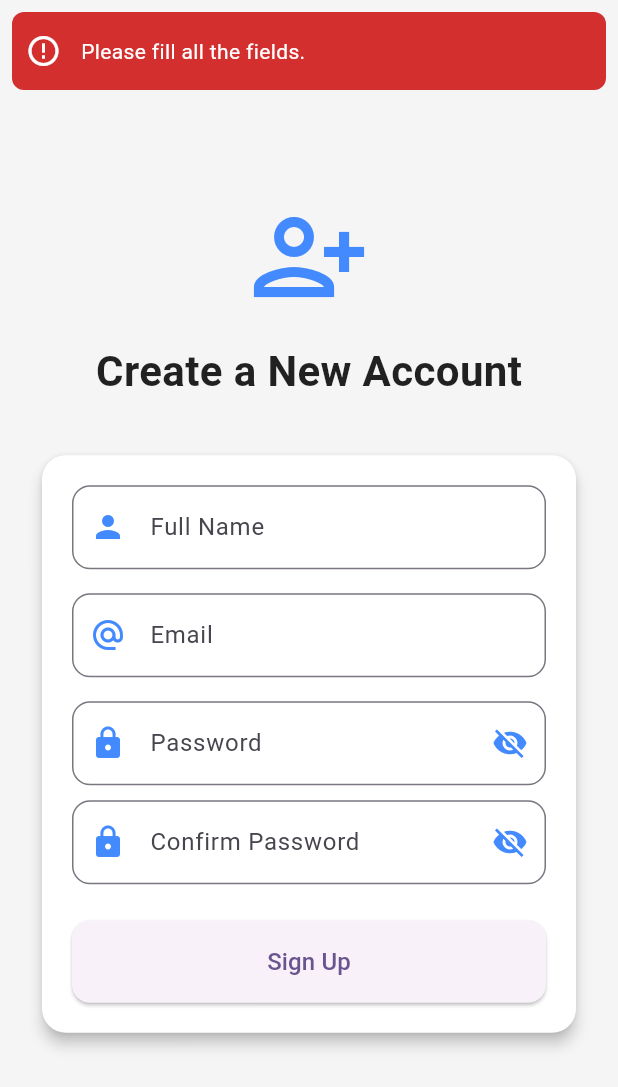
After one commit to MaheshVenuFlutter/flutter-mvvm-example-app, a Flutter app: the SignUpScreen screen opened by its route, after a tap on "Sign Up", on a phone screen of 412 x 824 dp. The commit adds this screen. Shown: the top 1087 px of the screen. Run offline on Flutter 3.47's test engine with Material 3 defaults, Android fonts, the phone set to English and light mode, and no system bars; drawn by our look-alikes of another_flushbar; our stand-ins replace fluttertoast.

Commit message:
sign up viewModel completed

```diff
--- a/lib/main.dart
+++ b/lib/main.dart
@@ -2,6 +2,7 @@ import 'package:flutter/material.dart';
 import 'package:mvvm_example/utils/routes/routes.dart';
 import 'package:mvvm_example/utils/routes/routes_names.dart';
 import 'package:mvvm_example/view_model/aouth_view_model.dart';
+import 'package:mvvm_example/view_model/sign_up_view_model.dart';
 import 'package:provider/provider.dart';
 
 void main() {
@@ -18,17 +19,17 @@ class MyApp extends StatelessWidget {
       providers: [
         ChangeNotifierProvider(
           create: (context) => AouthViewModel(),
-
-        )
+        ),
+        ChangeNotifierProvider(create: (context) => SignUpViewModel()),
       ],
-      child:  MaterialApp(
+      child: MaterialApp(
         title: 'Flutter Demo',
         theme: ThemeData(
           colorScheme: ColorScheme.fromSeed(seedColor: Colors.deepPurple),
           useMaterial3: true,
         ),
         // Sets the first screen of the app
-            initialRoute: RouteNames.homeScreen,
+        initialRoute: RouteNames.loginScreen,
 
         // Handles route navigation based on route name
         onGenerateRoute: Routes.generateRoute,
--- a/lib/utils/routes/routes.dart
+++ b/lib/utils/routes/routes.dart
@@ -2,7 +2,8 @@ import 'package:flutter/material.dart';
 import 'package:mvvm_example/utils/routes/routes_names.dart';
 
 import 'package:mvvm_example/view/home_screen.dart'; // Import the Home screen widget
-import 'package:mvvm_example/view/login_screen.dart'; // Import the Login screen widget
+import 'package:mvvm_example/view/login_screen.dart';
+import 'package:mvvm_example/view/sign_up_acreen.dart'; // Import the Login screen widget
 
 // This class defines all the routes used in the app
 class Routes {
@@ -10,7 +11,9 @@ class Routes {
   static Route<dynamic> generateRoute(RouteSettings settings) {
     // Use a switch statement to match the route name
     switch (settings.name) {
-
+      //  Route for Sign Up
+      case RouteNames.signUpScreen:
+      return MaterialPageRoute(builder: (BuildContext context)=> SignUpScreen());
       // Route for Home Screen
       case RouteNames.homeScreen:
         return MaterialPageRoute(
@@ -22,6 +25,8 @@ class Routes {
         return MaterialPageRoute(
           builder: (BuildContext context) => LoginScreen(), // Navigate to LoginScreen widget
         );
+
+
 
       // Default route (if no match is found)
       default:
--- a/lib/utils/routes/routes_names.dart
+++ b/lib/utils/routes/routes_names.dart
@@ -1,4 +1,5 @@
 class RouteNames {
   static const String loginScreen = "login_screen";
   static const String homeScreen = "home_screen";
+  static const String signUpScreen = "sign_up_screen";
 }
--- /dev/null
+++ b/lib/view/sign_up_acreen.dart
@@ -0,0 +1,226 @@
+import 'package:flutter/material.dart';
+import 'package:mvvm_example/res/app_colors.dart';
+import 'package:mvvm_example/res/components/round_butten.dart';
+import 'package:mvvm_example/utils/routes/routes_names.dart';
+import 'package:mvvm_example/utils/utils.dart';
+import 'package:mvvm_example/view_model/aouth_view_model.dart';
+import 'package:mvvm_example/view_model/sign_up_view_model.dart';
+import 'package:provider/provider.dart';
+
+class SignUpScreen extends StatefulWidget {
+  const SignUpScreen({super.key});
+
+  @override
+  State<SignUpScreen> createState() => _SignUpScreenState();
+}
+
+class _SignUpScreenState extends State<SignUpScreen> {
+  @override
+  void dispose() {
+    // Dispose of the ViewModel
+    context.read<SignUpViewModel>().dispose();
+
+    // Call the super.dispose() to ensure proper cleanup of the widget state
+    super.dispose();
+  }
+
+  @override
+  Widget build(BuildContext context) {
+    return Scaffold(
+      backgroundColor: AppColors.background,
+      body: SafeArea(
+        child: Center(
+          child: SingleChildScrollView(
+            padding: const EdgeInsets.all(24),
+            child: Column(
+              mainAxisAlignment: MainAxisAlignment.center,
+              children: [
+                Icon(Icons.person_add_alt_1_outlined,
+                    size: 80, color: AppColors.icon),
+                const SizedBox(height: 16),
+                Text(
+                  "Create a New Account",
+                  style: TextStyle(
+                    fontSize: 28,
+                    fontWeight: FontWeight.bold,
+                    color: AppColors.textPrimary,
+                  ),
+                ),
+                const SizedBox(height: 32),
+                Card(
+                  color: AppColors.cardBackground,
+                  elevation: 4,
+                  shape: RoundedRectangleBorder(
+                    borderRadius: BorderRadius.circular(16),
+                  ),
+                  child: Padding(
+                    padding: const EdgeInsets.all(20.0),
+                    child: Consumer<SignUpViewModel>(
+                      builder: (context, provider, child) {
+                        return Column(
+                          children: [
+                            // Full Name
+                            TextFormField(
+                              controller: provider.nameController,
+                              focusNode: provider.nameFocusNode,
+                              decoration: InputDecoration(
+                                labelText: "Full Name",
+                                prefixIcon:
+                                    Icon(Icons.person, color: AppColors.icon),
+                                border: OutlineInputBorder(
+                                  borderRadius: BorderRadius.circular(12),
+                                  borderSide:
+                                      BorderSide(color: AppColors.border),
+                                ),
+                              ),
+                              onFieldSubmitted: (value) {
+                                Utils.fieldFocuseChange(
+                                  context,
+                                  provider.nameFocusNode,
+                                  provider.emailFocusNode,
+                                );
+                              },
+                            ),
+                            const SizedBox(height: 16),
+                            // Email
+                            TextFormField(
+                              controller: provider.emailController,
+                              focusNode: provider.emailFocusNode,
+                              keyboardType: TextInputType.emailAddress,
+                              decoration: InputDecoration(
+                                labelText: "Email",
+                                prefixIcon: Icon(Icons.alternate_email,
+                                    color: AppColors.icon),
+                                border: OutlineInputBorder(
+                                  borderRadius: BorderRadius.circular(12),
+                                  borderSide:
+                                      BorderSide(color: AppColors.border),
+                                ),
+                              ),
+                              onFieldSubmitted: (value) {
+                                Utils.fieldFocuseChange(
+                                  context,
+                                  provider.emailFocusNode,
+                                  provider.passwordFocusNode,
+                                );
+                              },
+                            ),
+                            const SizedBox(height: 16),
+                            // Confirm Password
+                            Consumer<SignUpViewModel>(
+                              builder: (context, value, child) {
+                                return Column(
+                                  children: [
+                                    TextFormField(
+                                      controller: provider.passwordController,
+                                      focusNode: provider.passwordFocusNode,
+                                      obscureText: value.obscurePasswords,
+                                      decoration: InputDecoration(
+                                        labelText: "Password",
+                                        prefixIcon: Icon(Icons.lock,
+                                            color: AppColors.icon),
+                                        suffixIcon: IconButton(
+                                          icon: Icon(
+                                            value.obscurePasswords
+                                                ? Icons.visibility_off
+                                                : Icons.visibility,
+                                            color: AppColors.icon,
+                                          ),
+                                          onPressed: () {
+                                            value.togglePasswordVisibility();
+                                          },
+                                        ),
+                                        border: OutlineInputBorder(
+                                          borderRadius:
+                                              BorderRadius.circular(12),
+                                          borderSide: BorderSide(
+                                              color: AppColors.border),
+                                        ),
+                                      ),
+                                      onFieldSubmitted: (value) {
+                                        Utils.fieldFocuseChange(
+                                          context,
+                                          provider.passwordFocusNode,
+                                          provider.confirmPasswordFocusNode,
+                                        );
+                                      },
+                                    ),
+                                    SizedBox(
+                                      height: 10,
+                                    ),
+                                    TextFormField(
+                                      controller:
+                                          provider.confirmPasswordController,
+                                      focusNode:
+                                          provider.confirmPasswordFocusNode,
+                                      obscureText: value.obscurePasswords,
+                                      decoration: InputDecoration(
+                                        labelText: "Confirm Password",
+                                        prefixIcon: Icon(Icons.lock,
+                                            color: AppColors.icon),
+                                        suffixIcon: IconButton(
+                                          icon: Icon(
+                                            value.obscurePasswords
+                                                ? Icons.visibility_off
+                                                : Icons.visibility,
+                                            color: AppColors.icon,
+                                          ),
+                                          onPressed: () {
+                                            value.togglePasswordVisibility();
+                                          },
+                                        ),
+                                        border: OutlineInputBorder(
+                                          borderRadius:
+                                              BorderRadius.circular(12),
+                                          borderSide: BorderSide(
+                                              color: AppColors.border),
+                                        ),
+                                      ),
+                                      onFieldSubmitted: (value) {
+                                        FocusScope.of(context).unfocus();
+                                      },
+                                    ),
+                                  ],
+                                );
+                              },
+                            ),
+                            const SizedBox(height: 24),
+                            PrimaryButton(
+                              title: "Sign Up",
+                              loading: provider.signUpLoader,
+                              onPressed: () {
+                                context.read<SignUpViewModel>().signUp(
+                                      content: context,
+                                      onError: (error) {
+                                        Utils.flushBarErrorMessage(
+                                            error.toString(), context);
+                                      },
+                                      onSuccess: () {
+                                        if (!context.mounted) return;
+                                        Utils.showSnackBar(
+                                            "User Created Successfully",
+                                            context);
+                                        Navigator.pushReplacementNamed(
+                                            context, RouteNames.homeScreen);
+                                      },
+                                      onfailed: () {
+                                        Utils.flushBarErrorMessage(
+                                            "Signup failed", context);
+                                      },
+                                    );
+                              },
+                            ),
+                          ],
+                        );
+                      },
+                    ),
+                  ),
+                ),
+              ],
+            ),
+          ),
+        ),
+      ),
+    );
+  }
+}
--- /dev/null
+++ b/lib/view_model/sign_up_view_model.dart
@@ -0,0 +1,154 @@
+import 'dart:convert';
+
+import 'package:flutter/material.dart';
+import 'package:http/http.dart';
+import 'package:mvvm_example/repository/aouth_repository.dart';
+import 'package:mvvm_example/utils/routes/routes_names.dart';
+import 'package:mvvm_example/utils/utils.dart';
+
+class SignUpViewModel with ChangeNotifier {
+  final _myRepo = AouthRepository();
+  final TextEditingController _nameController = TextEditingController();
+  final TextEditingController _emailController = TextEditingController();
+  final TextEditingController _passwordController = TextEditingController();
+  final TextEditingController _confirmPasswordController =
+      TextEditingController();
+
+  TextEditingController get nameController => _nameController;
+  TextEditingController get emailController => _emailController;
+  TextEditingController get passwordController => _passwordController;
+  TextEditingController get confirmPasswordController =>
+      _confirmPasswordController;
+
+  final FocusNode nameFocusNode = FocusNode();
+  final FocusNode emailFocusNode = FocusNode();
+  final FocusNode passwordFocusNode = FocusNode();
+  final FocusNode confirmPasswordFocusNode = FocusNode();
+
+  // Obscure password
+  bool _obscurePasswords = true;
+  bool get obscurePasswords => _obscurePasswords;
+
+  void togglePasswordVisibility() {
+    _obscurePasswords = !_obscurePasswords;
+    notifyListeners();
+  }
+
+  // Sign up loader
+  bool _signUpLoader = false;
+  bool get signUpLoader => _signUpLoader;
+  // setter for Sign up loader
+
+  void setLoginLoader(bool value) {
+    _signUpLoader = value;
+    notifyListeners();
+  }
+
+  // sign up verification
+  bool validateSignUpForm(BuildContext context) {
+    final name = _nameController.text.trim();
+    final email = _emailController.text.trim();
+    final password = _passwordController.text;
+    final confirmPassword = _confirmPasswordController.text;
+
+    if (name.isEmpty ||
+        email.isEmpty ||
+        password.isEmpty ||
+        confirmPassword.isEmpty) {
+      Utils.flushBarErrorMessage('Please fill all the fields.', context);
+      return false;
+    }
+
+    if (!RegExp(r"^[\w-\.]+@([\w-]+\.)+[\w-]{2,4}$").hasMatch(email)) {
+      Utils.flushBarErrorMessage(
+          'Please enter a valid email address.', context);
+      return false;
+    }
+
+    if (password.length < 6) {
+      Utils.flushBarErrorMessage(
+          'Password should be at least 6 characters long.', context);
+      return false;
+    }
+
+    if (password != confirmPassword) {
+      Utils.flushBarErrorMessage('Passwords do not match.', context);
+      return false;
+    }
+
+    // If all validations pass, collect data and call the login API
+
+    return true; // Valid
+  }
+
+  // sign up function
+  Future<void> callSignUp(
+    Map<String, String> data, {
+    required VoidCallback onSuccess,
+    required void Function(String error) onError,
+    required VoidCallback onfailed,
+  }) async {
+    try {
+      setLoginLoader(true);
+
+      Response response = await _myRepo.regesterApi(data);
+
+      if (response.statusCode == 200 || response.statusCode == 201) {
+        final responseBody = jsonDecode(response.body);
+        final token = responseBody['token'];
+        print("User token: $token");
+        clearVirabls();
+        onSuccess(); // ✅ Success callback
+      } else {
+        onfailed(); // ✅ Failure callback
+      }
+    } catch (error, stackTrace) {
+      onError(error.toString()); // ✅ Error callback
+    } finally {
+      setLoginLoader(false);
+    }
+  }
+
+  void signUp({
+    required VoidCallback onSuccess,
+    required VoidCallback onfailed,
+    required void Function(String error) onError,
+    required BuildContext content,
+  }) {
+    bool isValid = validateSignUpForm(content);
+    Map<String, String> data = {
+      "email": emailController.text,
+      "password": passwordController.text,
+    };
+    if (isValid) {
+      callSignUp(data,
+          onSuccess: onSuccess, onError: onError, onfailed: onfailed);
+    } else {
+      return;
+    }
+  }
+
+  void clearVirabls() {
+    _nameController.clear();
+    _emailController.clear();
+    _passwordController.clear();
+    _confirmPasswordController.clear();
+    nameFocusNode.unfocus();
+    emailFocusNode.unfocus();
+    passwordFocusNode.unfocus();
+    confirmPasswordFocusNode.unfocus();
+  }
+
+  @override
+  void dispose() {
+    _nameController.dispose();
+    _emailController.dispose();
+    _passwordController.dispose();
+    _confirmPasswordController.dispose(); // add this
+    nameFocusNode.dispose();
+    emailFocusNode.dispose();
+    passwordFocusNode.dispose();
+    confirmPasswordFocusNode.dispose(); // add this
+    super.dispose();
+  }
+}
```
Also changed, not shown: lib/data/network/network_api_service.dart (+3 -4 lines), lib/view/login_screen.dart (+22 -7 lines), lib/view_model/aouth_view_model.dart (+35 -19 lines), lib/LoginViewModel/LoginViewModel.dart (deleted). Lines whose indentation alone changed are shown as unchanged.
